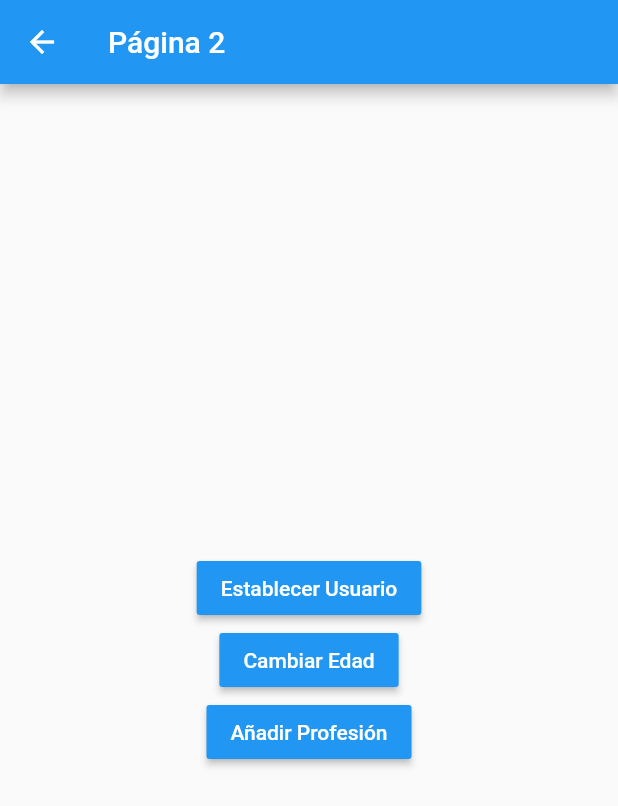
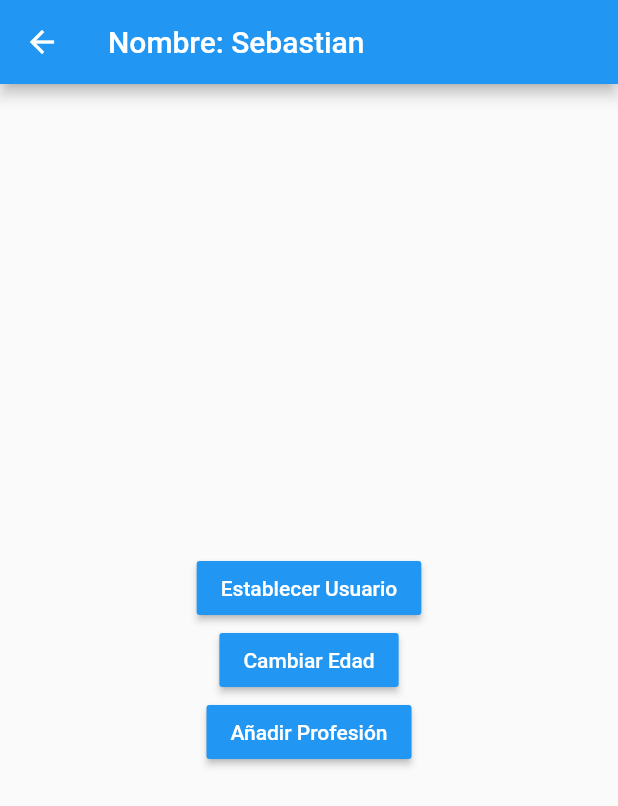
Before and after one commit to JSFranco07/ManejadoresEstado, a Flutter app: the Pagina2Page screen opened by its route, after a tap on "Establecer Usuario", on a phone screen of 412 x 824 dp. Shown: the top 806 px of the screen. Run offline on Flutter 3.47's test engine with Material 2 defaults, Android fonts, the phone set to English and light mode, and no system bars.

Commit message:
Fin Singleton

```diff
--- a/lib/models/usuario.dart
+++ b/lib/models/usuario.dart
@@ -1,4 +1,4 @@
-
+import 'package:meta/meta.dart';
 
 class Usuario {
 
@@ -6,6 +6,7 @@ class Usuario {
   int edad;
   List<String> profesiones;
 
-  Usuario({this.nombre, this.edad, this.profesiones});
+  Usuario({@required this.nombre, this.edad, this.profesiones})
+  :assert( nombre != null );
 
 }
--- a/lib/pages/pagina1_page.dart
+++ b/lib/pages/pagina1_page.dart
@@ -1,3 +1,5 @@
+import 'package:estados/models/usuario.dart';
+import 'package:estados/services/usuario_service.dart';
 import 'package:flutter/material.dart';
 
 class Pagina1Page extends StatelessWidget {
@@ -7,7 +9,16 @@ class Pagina1Page extends StatelessWidget {
       appBar: AppBar(
         title: Text('Página 1'),
       ),
-      body: InformacionUsuario(),
+      body: StreamBuilder(
+        stream: usuarioService.usuarioStream ,
+        builder: (BuildContext context, AsyncSnapshot<Usuario> snapshot){
+          return (snapshot.hasData)
+            ? InformacionUsuario(snapshot.data)
+            : Center(
+                child: Text('No hay información del usuario'),
+            );
+        },
+      ),
       floatingActionButton: FloatingActionButton(
         child: Icon(Icons.accessibility_new),
         onPressed: () => Navigator.pushNamed(context, 'pagina2'),
@@ -17,6 +28,10 @@ class Pagina1Page extends StatelessWidget {
 }
 
 class InformacionUsuario extends StatelessWidget {
+
+  final Usuario usuario;
+
+  const InformacionUsuario(this.usuario);
 
   @override
   Widget build(BuildContext context) {
@@ -30,8 +45,8 @@ class InformacionUsuario extends StatelessWidget {
 
           Text('General', style: TextStyle(fontSize: 18, fontWeight: FontWeight.bold),),
           Divider(),
-          ListTile( title: Text('Nombre: ')),
-          ListTile( title: Text('Edad: ')),
+          ListTile( title: Text('Nombre: ${usuario.nombre}')),
+          ListTile( title: Text('Edad: ${usuario.edad}')),
           Text('Profesiones', style: TextStyle(fontSize: 18, fontWeight: FontWeight.bold),),
           Divider(),
           ListTile( title: Text('Profesión 1')),
--- a/lib/pages/pagina2_page.dart
+++ b/lib/pages/pagina2_page.dart
@@ -1,3 +1,5 @@
+import 'package:estados/models/usuario.dart';
+import 'package:estados/services/usuario_service.dart';
 import 'package:flutter/material.dart';
 
 class Pagina2Page extends StatelessWidget {
@@ -5,18 +7,32 @@ class Pagina2Page extends StatelessWidget {
   Widget build(BuildContext context) {
     return Scaffold(
       appBar: AppBar(
-        title: Text('Página 2'),
+        title: StreamBuilder(
+          stream: usuarioService.usuarioStream ,
+          builder: (BuildContext context, AsyncSnapshot<Usuario> snapshot){
+            return snapshot.hasData
+              ? Text('Nombre: ${snapshot.data.nombre}')
+              : Text('Página 2');
+          },
+        ),
       ),
       body: Center(
         child: Column(
           mainAxisAlignment: MainAxisAlignment.center,
           children: [
 
+
             MaterialButton(
               child: Text('Establecer Usuario', style: TextStyle(color: Colors.white)),
               color: Colors.blue,
               onPressed: (){
 
+                final nuevoUsuario = Usuario(
+                  nombre: 'Sebastian',
+                  edad: 24
+                );
+
+                usuarioService.cargarUsuario(nuevoUsuario);
               },
             ),
 
@@ -24,7 +40,7 @@ class Pagina2Page extends StatelessWidget {
               child: Text('Cambiar Edad', style: TextStyle(color: Colors.white)),
               color: Colors.blue,
               onPressed: (){
-
+                usuarioService.cambiarEdad(20);
               },
             ),
 
--- /dev/null
+++ b/lib/services/usuario_service.dart
@@ -0,0 +1,32 @@
+import 'dart:async';
+
+import 'package:estados/models/usuario.dart';
+
+class _UsuarioService {
+
+  Usuario _usuario;
+
+  StreamController<Usuario> _usuarioStreamController = StreamController<Usuario>.broadcast();
+
+  Usuario get usuario => this._usuario;
+  bool get existeUsuario => ( this._usuario != null ) ? true : false;
+
+  Stream<Usuario> get usuarioStream => _usuarioStreamController.stream;
+
+  void cargarUsuario( Usuario user ){
+    this._usuario = user;
+    this._usuarioStreamController.add(user);
+  }
+
+  void cambiarEdad(int edad){
+    this._usuario.edad = edad;
+    this._usuarioStreamController.add(this._usuario);
+  }
+
+  dispose(){
+    _usuarioStreamController?.close();
+  }
+
+}
+
+final usuarioService = _UsuarioService();
```
